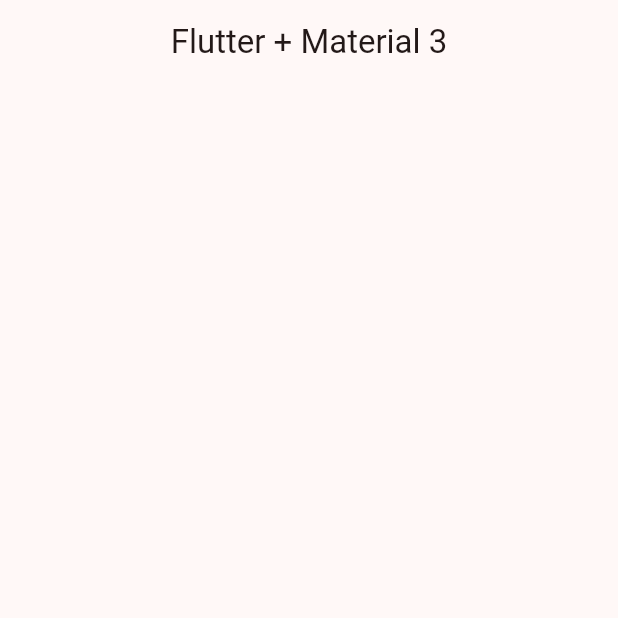
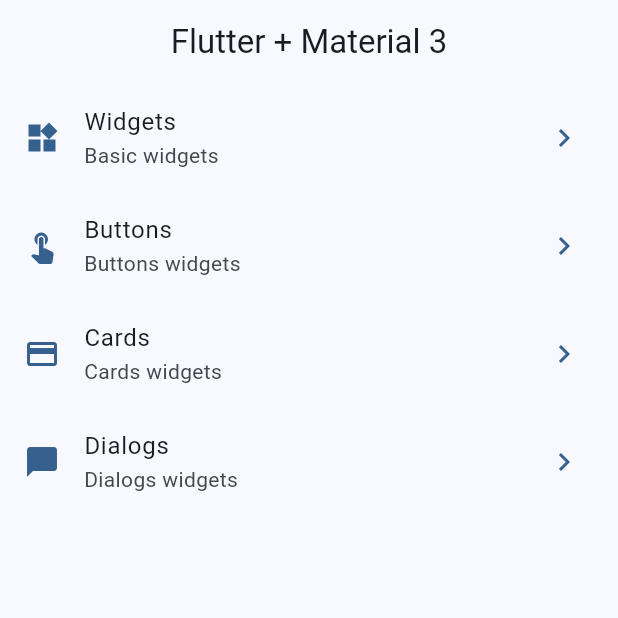
Before and after one commit to WWZ90/widgets_app, a Flutter app: the screen it shows after launch, on a phone screen of 412 x 824 dp, the top half of it. Run offline on Flutter 3.47's test engine with Material 3 defaults, Android fonts, the phone set to English and light mode, and no system bars.

Commit message:
Implementing Home Screen

```diff
--- a/lib/main.dart
+++ b/lib/main.dart
@@ -13,7 +13,7 @@ class MainApp extends StatelessWidget {
   Widget build(BuildContext context) {
     return MaterialApp(
       debugShowCheckedModeBanner: false,
-      theme: AppTheme(selectecColor: 0).getTheme(),
+      theme: AppTheme(selectecColor: 2).getTheme(),
       home: HomeScreen()
     );
   }
--- a/lib/presentation/screens/home/home_screen.dart
+++ b/lib/presentation/screens/home/home_screen.dart
@@ -1,4 +1,5 @@
 import 'package:flutter/material.dart';
+import 'package:widgets_app/config/menu/menu_items.dart';
 
 class HomeScreen extends StatelessWidget {
   const HomeScreen({super.key});
@@ -6,9 +7,41 @@ class HomeScreen extends StatelessWidget {
   @override
   Widget build(BuildContext context) {
     return Scaffold(
-      appBar: AppBar(
-        title: const Text('Flutter + Material 3'),
-      ),
+      appBar: AppBar(title: const Text('Flutter + Material 3')),
+      body: _HomeView(),
     );
   }
 }
+
+class _HomeView extends StatelessWidget {
+  @override
+  Widget build(BuildContext context) {
+    return ListView.builder(
+      itemCount: appMenuItems.length,
+      itemBuilder: (context, index) {
+        final menuItem = appMenuItems[index];
+        return _CustomListTile(menuItem: menuItem);
+      },
+    );
+  }
+}
+
+class _CustomListTile extends StatelessWidget {
+  const _CustomListTile({required this.menuItem});
+
+  final MenuItem menuItem;
+
+  @override
+  Widget build(BuildContext context) {
+    final colors = Theme.of(context).colorScheme;
+    return ListTile(
+      leading: Icon(menuItem.icon, color: colors.primary),
+      title: Text(menuItem.title),
+      subtitle: Text(menuItem.subTitle),
+      trailing: Icon(Icons.chevron_right_outlined, color: colors.primary),
+      onTap: () {
+        //Navigator.pushNamed(context, menuItem.link);
+      },
+    );
+  }
+}
```
